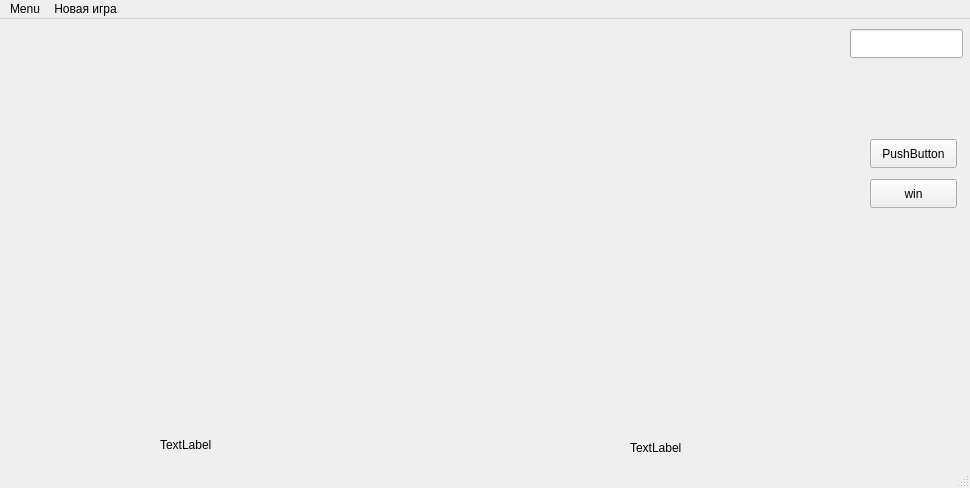
Above: mainwindow.ui from sermart1234/SB before the change. Below: the same form after it.
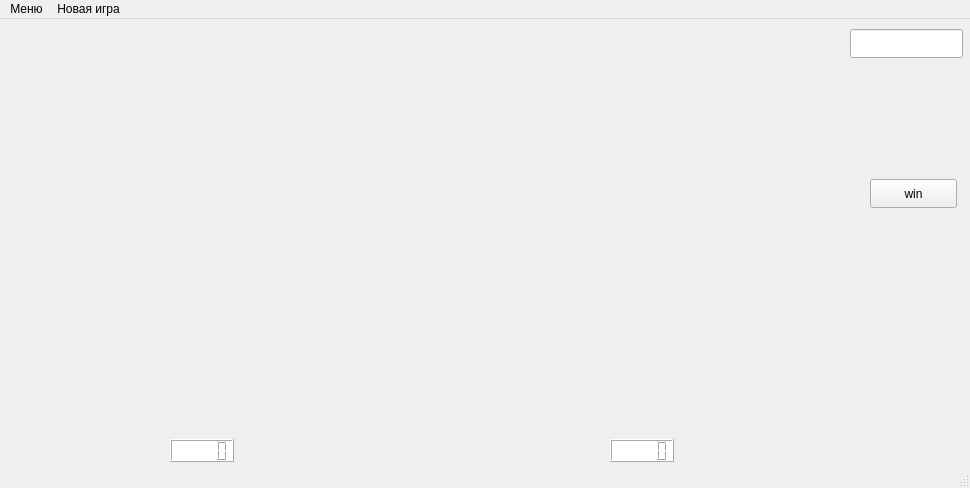
That is the form after the change.

```diff
--- a/mainwindow.ui
+++ b/mainwindow.ui
@@ -27,19 +27,6 @@
      <string notr="true"/>
     </property>
    </widget>
-   <widget class="QPushButton" name="pppButton">
-    <property name="geometry">
-     <rect>
-      <x>870</x>
-      <y>120</y>
-      <width>87</width>
-      <height>29</height>
-     </rect>
-    </property>
-    <property name="text">
-     <string>PushButton</string>
-    </property>
-   </widget>
    <widget class="QPushButton" name="pushButton">
     <property name="geometry">
      <rect>
@@ -53,30 +40,30 @@
      <string>win</string>
     </property>
    </widget>
-   <widget class="QLabel" name="label">
+   <widget class="QLCDNumber" name="lcdNumber">
     <property name="geometry">
      <rect>
-      <x>160</x>
-      <y>410</y>
-      <width>71</width>
-      <height>31</height>
+      <x>170</x>
+      <y>420</y>
+      <width>64</width>
+      <height>23</height>
      </rect>
     </property>
-    <property name="text">
-     <string>TextLabel</string>
+    <property name="styleSheet">
+     <string notr="true">background-color: rgb(255, 255, 255);</string>
     </property>
    </widget>
-   <widget class="QLabel" name="label_2">
+   <widget class="QLCDNumber" name="lcdNumber_2">
     <property name="geometry">
      <rect>
-      <x>630</x>
+      <x>610</x>
       <y>420</y>
-      <width>54</width>
-      <height>17</height>
+      <width>64</width>
+      <height>23</height>
      </rect>
     </property>
-    <property name="text">
-     <string>TextLabel</string>
+    <property name="styleSheet">
+     <string notr="true">background-color: rgb(255, 255, 255);</string>
     </property>
    </widget>
   </widget>
@@ -91,7 +78,7 @@
    </property>
    <widget class="QMenu" name="menu">
     <property name="title">
-     <string>Menu</string>
+     <string>Меню</string>
     </property>
     <addaction name="action_3"/>
    </widget>
```
Left out of the diff: 12 changed lines with no effect on the pictures.
